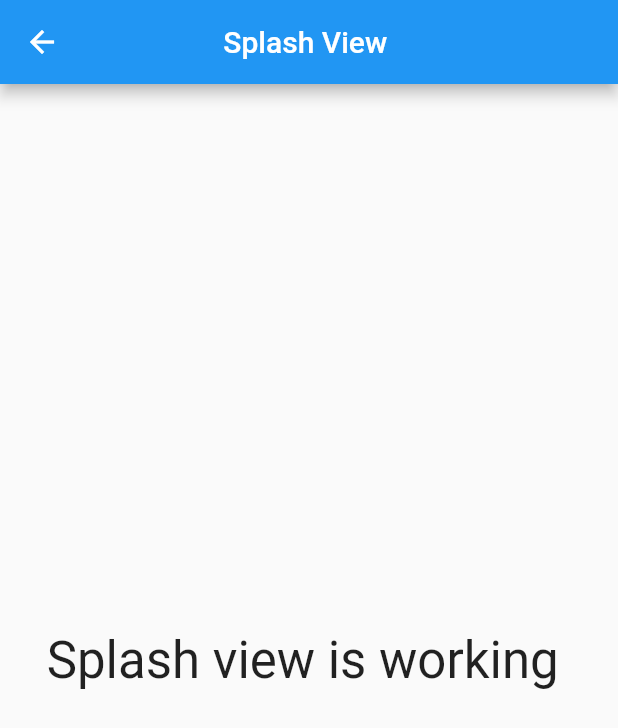
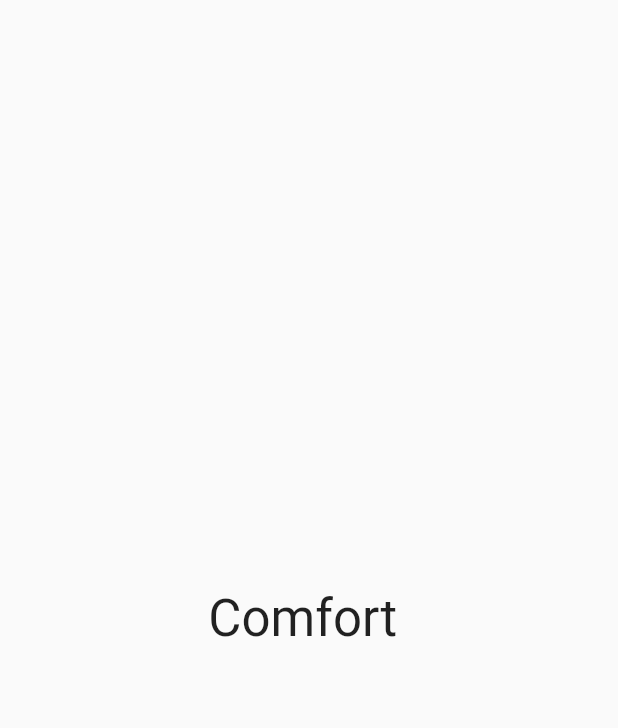
Before and after one commit to ajaymrbijak/comfort, a Flutter app: the SplashView screen opened by its route, on a phone screen of 412 x 824 dp. Shown: the top 728 px of the screen. Run offline on Flutter 3.47's test engine with Material 2 defaults, Android fonts, the phone set to English and light mode, and no system bars; our stand-ins replace flutter_native_splash, get, get_storage, otp_text_field; accounts and stored records are empty.

Commit message:
Splash UI

```diff
--- a/lib/app/modules/splash/splash_view.dart
+++ b/lib/app/modules/splash/splash_view.dart
@@ -6,14 +6,14 @@ class SplashView extends GetView<SplashController> {
   const SplashView({Key? key}) : super(key: key);
   @override
   Widget build(BuildContext context) {
-    return Scaffold(
-      appBar: AppBar(
-        title: const Text("Splash View "),
-        centerTitle: true,
-      ),
-      body: const Center(
+    return const Scaffold(
+      // appBar: AppBar(
+      //   title: const Text("Splash View "),
+      //   centerTitle: true,
+      // ),
+      body: Center(
           child: Text(
-        "Splash view is working ",
+        "Comfort ",
         style: TextStyle(fontSize: 34),
       )),
     );
```
